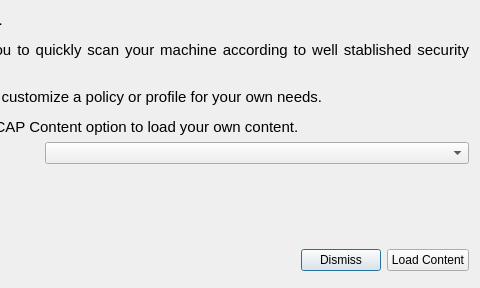
Qt form ui/SSGIntegrationDialog.ui (OpenSCAP/scap-workbench) before a commit; both pictures show x 409 to 889 and y 0 to 288 of the 889 by 288 pixel window.
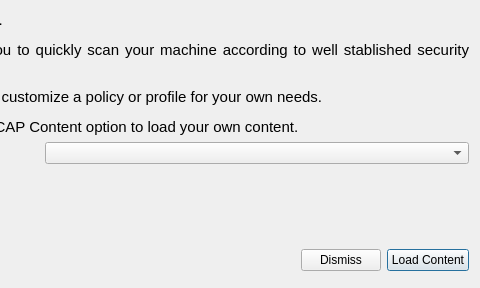
The same form after that commit.

Commit message: Sets "Load Content" button in SSG dialog as the default button

Diff of the .ui file:
```diff
--- a/ui/SSGIntegrationDialog.ui
+++ b/ui/SSGIntegrationDialog.ui
@@ -146,6 +146,9 @@
            <property name="text">
             <string>Load Content</string>
            </property>
+           <property name="default">
+            <bool>true</bool>
+           </property>
           </widget>
          </item>
         </layout>
```
